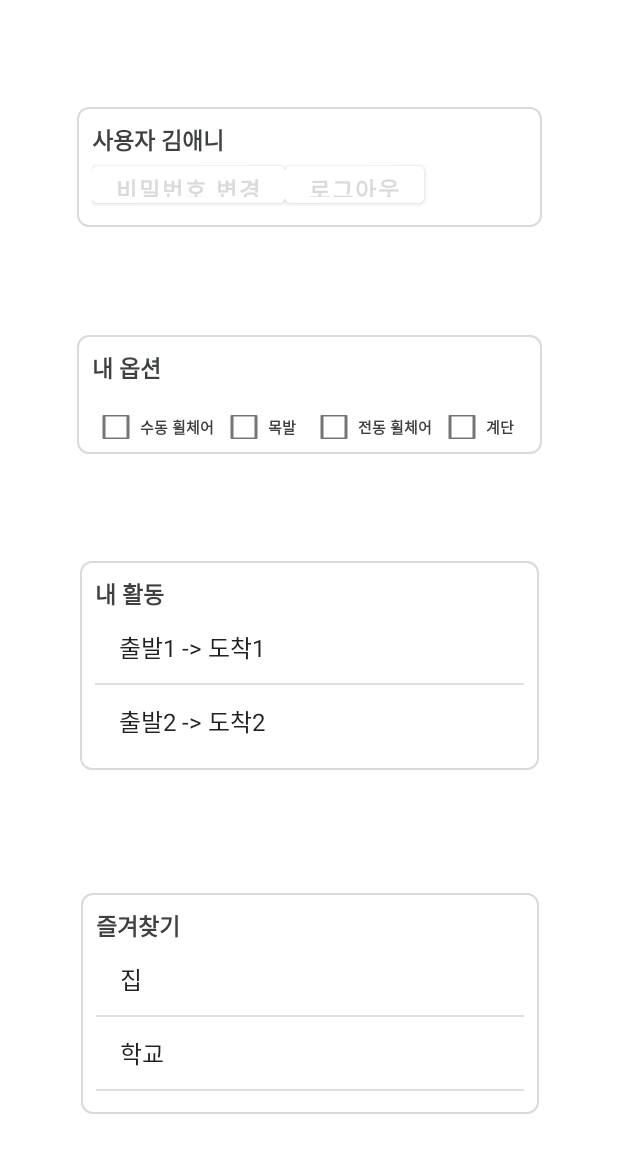
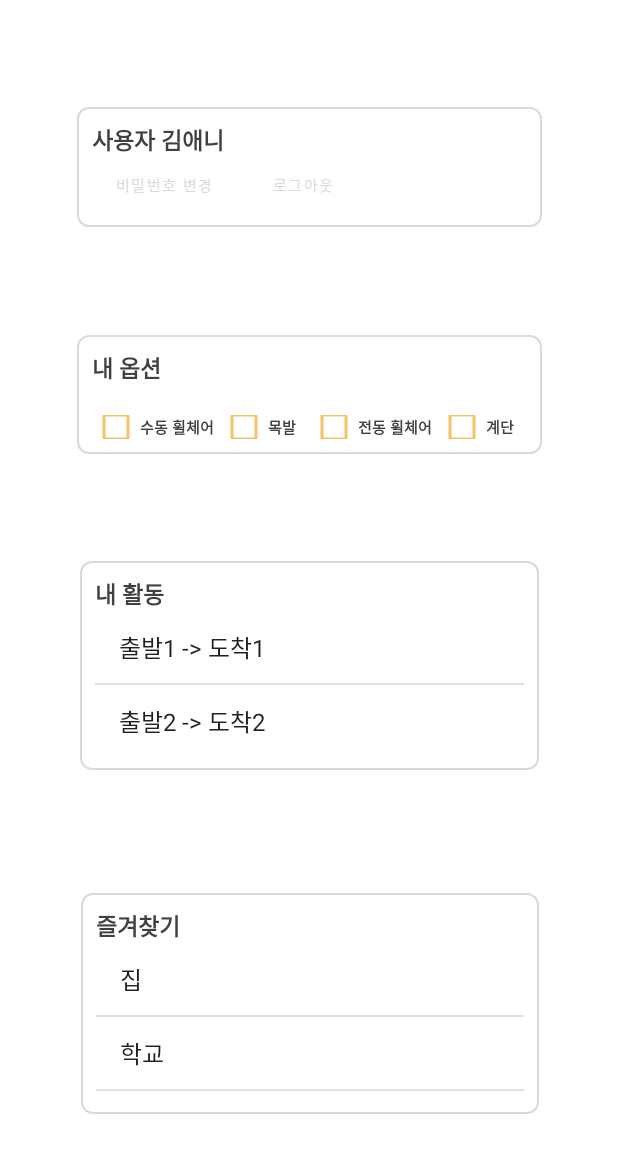
Before and after one commit to sanggae4133/capstone_1_ANY_WAY, an Android app: the SettingActivity2 screen opened directly, with no data from a screen before it, on a phone screen of 412 x 824 dp. Shown: the top 1153 px of the screen. Run offline under Robolectric (Android 15) with nearby library versions, the phone set to English and light mode, and no system bars.

Commit message:
change design 2021.12.02 7:13 PM

```diff
--- a/ANY-WAY_frontend/app/src/main/res/layout/activity_mypage.xml
+++ b/ANY-WAY_frontend/app/src/main/res/layout/activity_mypage.xml
@@ -53,27 +53,25 @@
                     android:id="@+id/change_pw"
                     android:layout_width="wrap_content"
                     android:layout_height="wrap_content"
-                    android:layout_marginEnd="0dp"
-                    android:layout_marginBottom="0dp"
+                    android:background="#00ff0000"
                     android:backgroundTint="@color/white"
                     android:fontFamily="sans-serif"
                     android:text="비밀번호 변경"
                     android:textColor="#dadada"
-                    android:textSize="15sp"
-                    android:textStyle="bold" />
+                    android:textSize="10sp"
+                    />
 
                 <Button
                     android:id="@+id/log_out"
                     android:layout_width="wrap_content"
                     android:layout_height="wrap_content"
-                    android:layout_marginEnd="0dp"
-                    android:layout_marginBottom="0dp"
+                    android:background="#00ff0000"
                     android:backgroundTint="@color/white"
                     android:fontFamily="sans-serif"
                     android:text="로그아웃"
                     android:textColor="#dadada"
-                    android:textSize="15sp"
-                    android:textStyle="bold" />
+                    android:textSize="10sp"
+                    />
             </LinearLayout>
 
         </LinearLayout>
@@ -125,6 +123,7 @@
                     android:id="@+id/checkBox_handwheelchair"
                     android:layout_width="85dp"
                     android:layout_height="wrap_content"
+                    android:buttonTint="#f4c464"
                     android:fontFamily="sans-serif"
                     android:text="수동 휠체어"
                     android:textColor="#3f4040"
@@ -135,6 +134,7 @@
                     android:id="@+id/checkBox_crutches"
                     android:layout_width="60dp"
                     android:layout_height="wrap_content"
+                    android:buttonTint="#f4c464"
                     android:fontFamily="sans-serif"
                     android:text="목발"
                     android:textColor="#3f4040"
@@ -145,6 +145,7 @@
                     android:id="@+id/checkBox_autowheelchair"
                     android:layout_width="85dp"
                     android:layout_height="wrap_content"
+                    android:buttonTint="#f4c464"
                     android:fontFamily="sans-serif"
                     android:text="전동 휠체어"
                     android:textColor="#3f4040"
@@ -155,6 +156,7 @@
                     android:id="@+id/checkBox_stair"
                     android:layout_width="60dp"
                     android:layout_height="match_parent"
+                    android:buttonTint="#f4c464"
                     android:fontFamily="sans-serif"
                     android:text="계단"
                     android:textColor="#3f4040"
```
